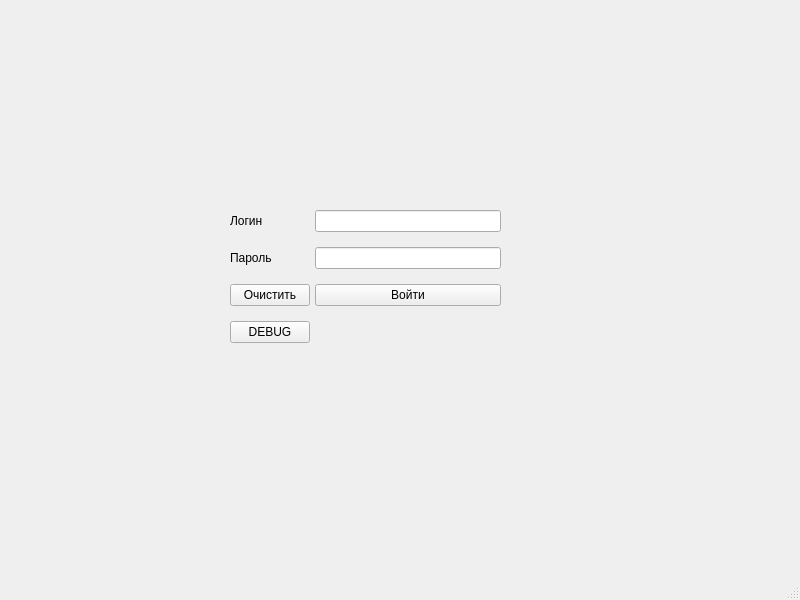
First picture: the form in designs/loginPage.ui, repository AlexeyK2021/wine-system-client, before the edit.
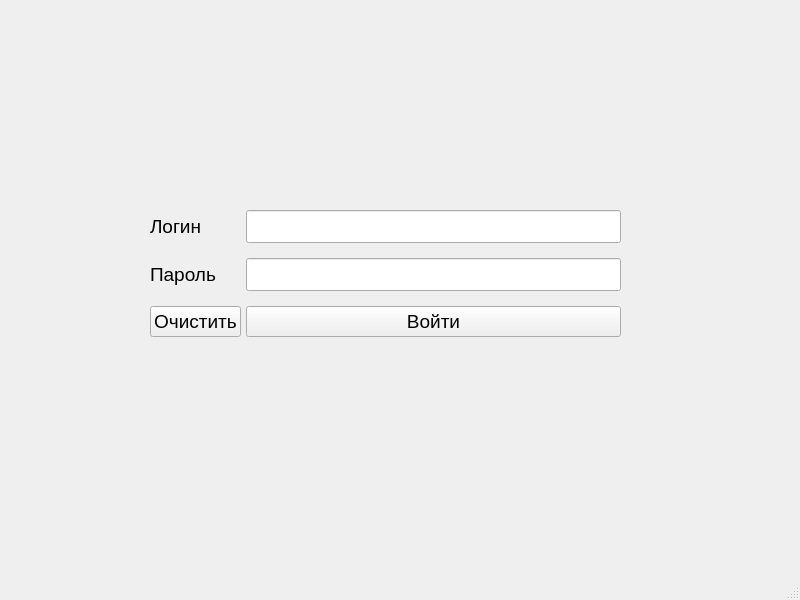
Second picture: the form after the edit.

The edit to the form file:
```diff
--- a/designs/loginPage.ui
+++ b/designs/loginPage.ui
@@ -17,9 +17,9 @@
    <widget class="QWidget" name="formLayoutWidget">
     <property name="geometry">
      <rect>
-      <x>230</x>
+      <x>150</x>
       <y>210</y>
-      <width>271</width>
+      <width>471</width>
       <height>139</height>
      </rect>
     </property>
@@ -38,37 +38,35 @@
      </property>
      <item row="0" column="0">
       <widget class="QLabel" name="label">
+       <property name="font">
+        <font>
+         <pointsize>14</pointsize>
+        </font>
+       </property>
        <property name="text">
         <string>Логин</string>
        </property>
       </widget>
      </item>
-     <item row="0" column="1">
-      <widget class="QLineEdit" name="login">
-       <property name="text">
-        <string/>
-       </property>
-      </widget>
-     </item>
      <item row="1" column="0">
       <widget class="QLabel" name="label_2">
+       <property name="font">
+        <font>
+         <pointsize>14</pointsize>
+        </font>
+       </property>
        <property name="text">
         <string>Пароль</string>
        </property>
       </widget>
      </item>
-     <item row="1" column="1">
-      <widget class="QLineEdit" name="passwd">
-       <property name="inputMethodHints">
-        <set>Qt::ImhDate|Qt::ImhHiddenText|Qt::ImhNoAutoUppercase|Qt::ImhNoPredictiveText|Qt::ImhPreferLowercase|Qt::ImhSensitiveData|Qt::ImhUppercaseOnly</set>
-       </property>
-       <property name="echoMode">
-        <enum>QLineEdit::Password</enum>
-       </property>
-      </widget>
-     </item>
      <item row="2" column="0">
       <widget class="QPushButton" name="clear_button">
+       <property name="font">
+        <font>
+         <pointsize>14</pointsize>
+        </font>
+       </property>
        <property name="text">
         <string>Очистить</string>
        </property>
@@ -76,18 +74,40 @@
      </item>
      <item row="2" column="1">
       <widget class="QPushButton" name="log_in_button">
+       <property name="font">
+        <font>
+         <pointsize>14</pointsize>
+        </font>
+       </property>
        <property name="text">
         <string>Войти</string>
        </property>
       </widget>
      </item>
-     <item row="3" column="0">
-      <widget class="QPushButton" name="pushButton">
+     <item row="1" column="1">
+      <widget class="QLineEdit" name="passwd">
+       <property name="font">
+        <font>
+         <pointsize>16</pointsize>
+        </font>
+       </property>
+       <property name="inputMethodHints">
+        <set>Qt::ImhDate|Qt::ImhHiddenText|Qt::ImhNoAutoUppercase|Qt::ImhNoPredictiveText|Qt::ImhPreferLowercase|Qt::ImhSensitiveData|Qt::ImhUppercaseOnly</set>
+       </property>
+       <property name="echoMode">
+        <enum>QLineEdit::Password</enum>
+       </property>
+      </widget>
+     </item>
+     <item row="0" column="1">
+      <widget class="QLineEdit" name="login">
+       <property name="font">
+        <font>
+         <pointsize>16</pointsize>
+        </font>
+       </property>
        <property name="text">
-        <string>DEBUG</string>
-       </property>
-       <property name="checkable">
-        <bool>false</bool>
+        <string/>
        </property>
       </widget>
      </item>
```
Left out of the diff: 1 changed line with no effect on the pictures.
